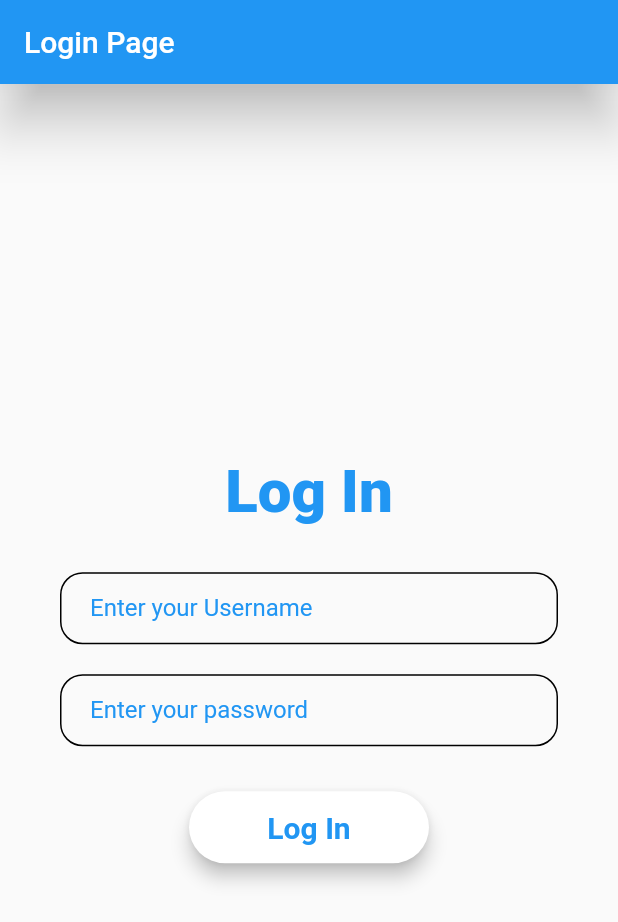
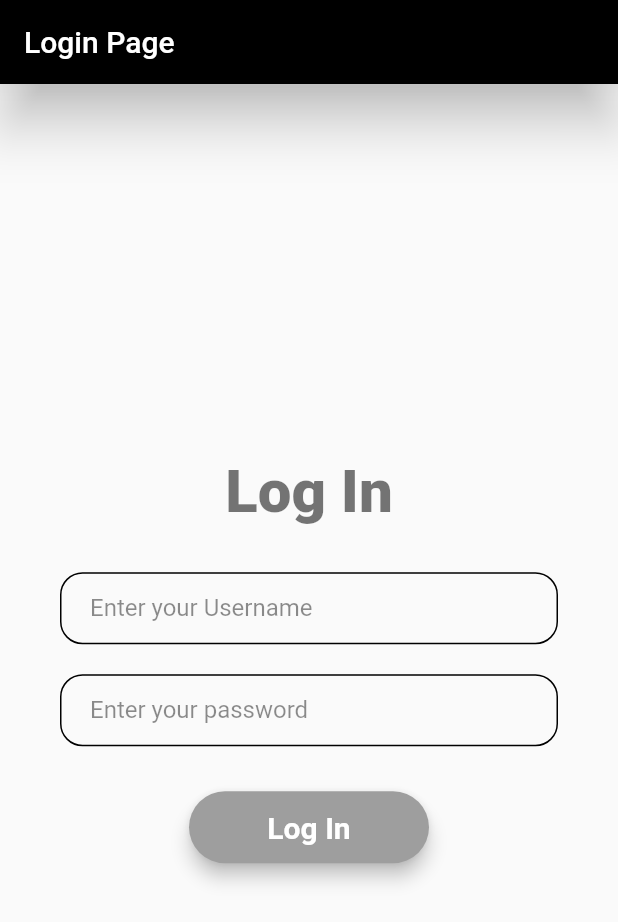
Before and after one commit to anibs2171/movie-app, a Flutter app: the screen it shows after launch, on a phone screen of 412 x 824 dp. Shown: the top 922 px of the screen. Run offline on Flutter 3.47's test engine with Material 2 defaults, Android fonts, the phone set to English and light mode, and no system bars; drawn by our look-alikes of modal_progress_hud_nsn; our stand-ins replace flutter_rating_bar; missing offline and left inert: postgres.

Commit message:
UI color and bg changes

```diff
--- a/lib/home_page.dart
+++ b/lib/home_page.dart
@@ -15,7 +15,9 @@ class _MyHomePageState extends State<MyHomePage> {
     return Scaffold(
         appBar: AppBar(
           title: Text('Movie App'),
+          backgroundColor: Colors.black54,
         ),
+        backgroundColor: Colors.grey,
         body: FutureBuilder(
           future: getData(),
           builder: (BuildContext context, AsyncSnapshot snapshot) {
@@ -31,6 +33,7 @@ class _MyHomePageState extends State<MyHomePage> {
                     //snapshot.data[index][3].toString(),
                     image: snapshot.data[index][10],
                   );
+                  //HOW TO ADD BGCOLOR TO CARD
                 },
                 itemCount: snapshot.data.length,
               );
@@ -79,7 +82,7 @@ Future getData() async {
       '9f0e0882442218b55ad591c941c7ce472eef22addf02a30df9413864d2d318d0',
       useSSL: true);
   await connection.open();
-  var a = await connection.query('select * from movie');
+  var a = await connection.query('select * from movie order by rating');
   print(a);
   print('works');
   await connection.close();
--- a/lib/login_page.dart
+++ b/lib/login_page.dart
@@ -20,7 +20,7 @@ class _LoginPageState extends State<LoginPage> {
       appBar: AppBar(
         elevation: 15.0,
         title: Text("Login Page"),
-        backgroundColor: Colors.blue,
+        backgroundColor: Colors.black,
       ),
       // backgroundColor: Colors.blue,
       body: ModalProgressHUD(
@@ -40,7 +40,7 @@ class _LoginPageState extends State<LoginPage> {
                     child: Text(
                       "Log In",
                       style: TextStyle(
-                        color: Colors.blue,
+                        color: Colors.black54,
                         fontSize: 40.0,
                         fontWeight: FontWeight.w800,
                       ),
@@ -76,7 +76,7 @@ class _LoginPageState extends State<LoginPage> {
                         ),
                         labelText: "Enter your Username",
                         labelStyle: TextStyle(
-                          color: Colors.blue,
+                          color: Colors.black45,
                         )),
                   ),
                   SizedBox(
@@ -110,7 +110,7 @@ class _LoginPageState extends State<LoginPage> {
                       ),
                       labelText: "Enter your password",
                       labelStyle: TextStyle(
-                        color: Colors.blue,
+                        color: Colors.black45,
                       ),
                     ),
                   ),
@@ -118,7 +118,7 @@ class _LoginPageState extends State<LoginPage> {
                     height: 30.0,
                   ),
                   RoundedButton(
-                    colour: Colors.white,
+                    colour: Colors.grey,
                     text: "Log In",
                     onPressed: () async {
                       setState(() {
@@ -169,7 +169,7 @@ class RoundedButton extends StatelessWidget {
             child: Text(
               text!,
               style: TextStyle(
-                color: Colors.blue,
+                color:Colors.white,
                 fontSize: 20,
                 fontWeight: FontWeight.bold,
               ),
```
Also changed, not shown: lib/details.dart (+42 -8 lines).
